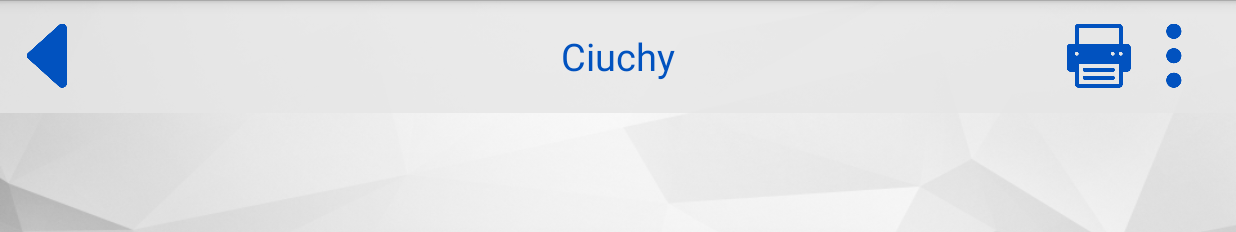
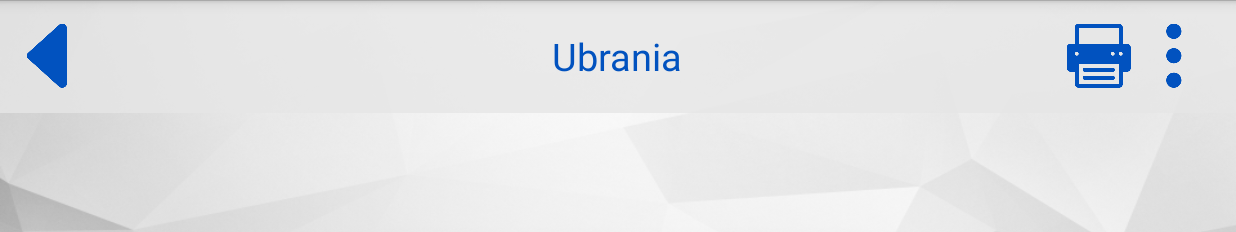
Before and after one commit to bhalska/aplikacja-dla-dzieci-cierpiacych-na-autyzm, an Android app: the ClothesGame screen opened directly, with no data from a screen before it, on a phone screen of 824 x 412 dp (held sideways). Shown: the top 232 px of the screen. Run offline under Robolectric (Android 15) with nearby library versions, the phone set to English and light mode, and no system bars.

Commit message:
ciuchy ---> ubrania

```diff
--- a/Aplikacja_dzieci/app/src/main/java/pl/marcinwroblewski/aplikacja_dzieci/Speech/ClothesGame.java
+++ b/Aplikacja_dzieci/app/src/main/java/pl/marcinwroblewski/aplikacja_dzieci/Speech/ClothesGame.java
@@ -7,8 +7,6 @@ import android.graphics.Bitmap;
 import android.graphics.drawable.BitmapDrawable;
 import android.graphics.drawable.Drawable;
 import android.os.Bundle;
-import android.view.Menu;
-import android.view.MenuItem;
 import android.view.View;
 import android.view.animation.Animation;
 import android.view.animation.AnimationUtils;
@@ -63,7 +61,7 @@ public class ClothesGame extends Activity {
 
 
         actionBarText = (TextView)findViewById(R.id.action_bar_text);
-        setActionBarTextValue(actionBarText, "ciuchy");
+        setActionBarTextValue(actionBarText, "ubrania");
 
         onomatopoeicWord = (TextView)findViewById(R.id.onomatopoeic_word);
 
--- a/Aplikacja_dzieci/app/src/main/java/pl/marcinwroblewski/aplikacja_dzieci/Speech/ClothesLearn.java
+++ b/Aplikacja_dzieci/app/src/main/java/pl/marcinwroblewski/aplikacja_dzieci/Speech/ClothesLearn.java
@@ -5,8 +5,6 @@ import android.content.Intent;
 import android.content.SharedPreferences;
 import android.graphics.drawable.Drawable;
 import android.os.Bundle;
-import android.view.Menu;
-import android.view.MenuItem;
 import android.view.MotionEvent;
 import android.view.View;
 import android.view.animation.Animation;
@@ -43,7 +41,7 @@ public class ClothesLearn extends Activity {
         getActionBar().hide();
 
         TextView actionBarText = (TextView)findViewById(R.id.action_bar_text);
-        setActionBarTextValue(actionBarText, "ciuchy");
+        setActionBarTextValue(actionBarText, "ubrania");
 
 
         animsControler = new Animations(getApplicationContext());
--- a/Aplikacja_dzieci/app/src/main/res/layout/activity_speech_games.xml
+++ b/Aplikacja_dzieci/app/src/main/res/layout/activity_speech_games.xml
@@ -336,7 +336,7 @@
 
                     android:background="@color/white_background"
                     android:gravity="center"
-                    android:text="Ciuchy"
+                    android:text="Ubrania"
                     android:textColor="@color/blue"
                     android:textSize="@dimen/defalut_text_size"/>
 
--- a/Aplikacja_dzieci/app/src/main/res/values/strings.xml
+++ b/Aplikacja_dzieci/app/src/main/res/values/strings.xml
@@ -93,7 +93,7 @@
     <string name="wardrobe">Szafa</string>
 
 
-    <!-- Ciuchy -->
+    <!-- Ubrania -->
     <string name="scarf">Szalik</string>
     <string name="cap">Czapka</string>
     <string name="shirt">Koszula</string>
--- a/Aplikacja_dzieci/build.gradle
+++ b/Aplikacja_dzieci/build.gradle
@@ -5,7 +5,7 @@ buildscript {
         jcenter()
     }
     dependencies {
-        classpath 'com.android.tools.build:gradle:1.5.0'
+        classpath 'com.android.tools.build:gradle:2.0.0'
 
         // NOTE: Do not place your application dependencies here; they belong
         // in the individual module build.gradle files
```
Also changed, not shown: 1 other file.
